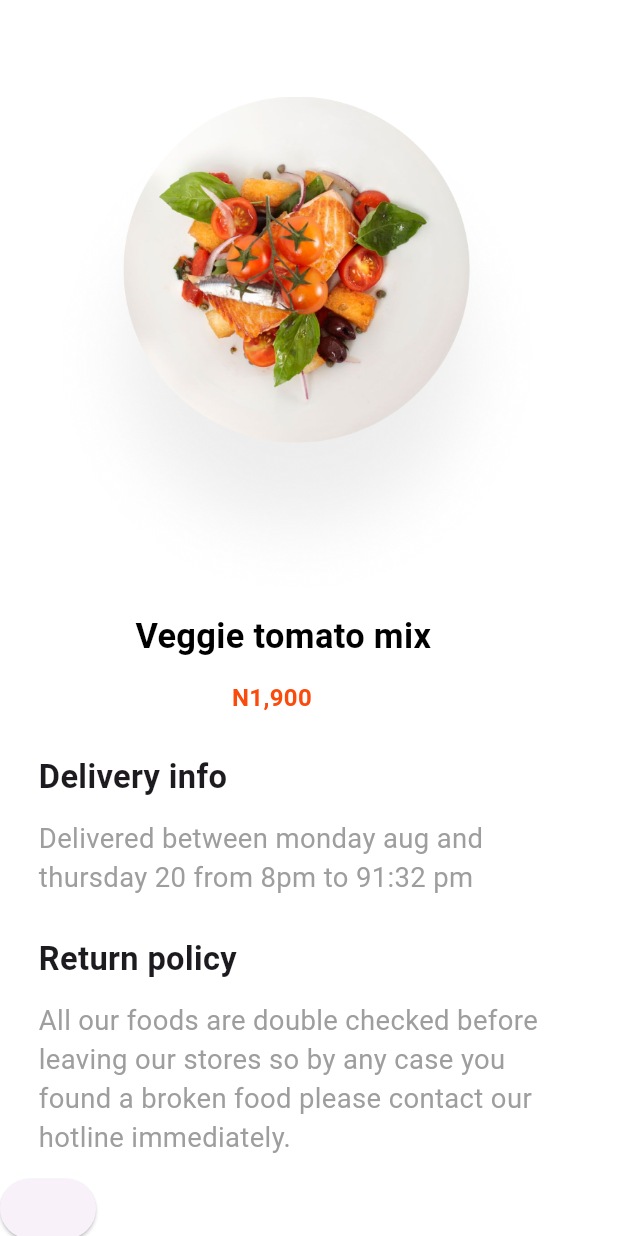
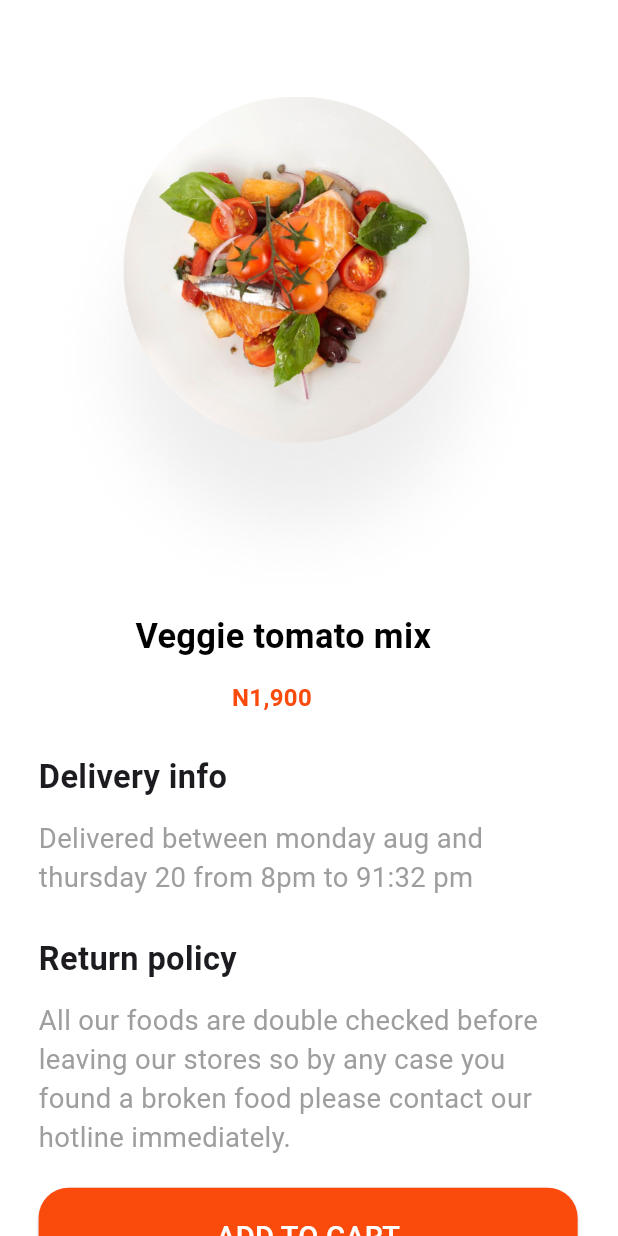
Before and after one commit to anuj-1637/food_delivery_app, a Flutter app: the Food_Items_Screen screen opened directly, on a phone screen of 412 x 824 dp. Run offline on Flutter 3.47's test engine with Material 3 defaults, Android fonts, the phone set to English and light mode, and no system bars; our stand-ins replace flutter_screenutil, flutter_svg, font_awesome_flutter, rive; project files that could hold a hidden picture were left out.

Commit message:
food app

```diff
--- a/lib/bottom_nav_screens/food_items_scrren.dart
+++ b/lib/bottom_nav_screens/food_items_scrren.dart
@@ -72,8 +72,27 @@ class _Food_Items_Screen extends State<Food_Items_Screen> {
               style: TextStyle(color: Colors.grey, fontSize: 16.sp),
             ),
           ),
-          SizedBox(height: 10),
-          ElevatedButton(onPressed: () {}, child: Text('')),
+          SizedBox(height: 20),
+          Padding(
+            padding: EdgeInsets.only(left: 20.h),
+            child: SizedBox(
+              width: 314.w,
+              height: 50.h,
+              child: ElevatedButton(
+                style: ButtonStyle(
+                  backgroundColor: MaterialStateProperty.all(Color(0xffFA4A0C)),
+                  foregroundColor: MaterialStateProperty.all(Colors.white),
+                  shape: MaterialStateProperty.all(
+                    RoundedRectangleBorder(
+                      borderRadius: BorderRadius.circular(20),
+                    ),
+                  ),
+                ),
+                onPressed: () {},
+                child: Text('ADD TO CART', style: TextStyle(fontSize: 17.sp)),
+              ),
+            ),
+          ),
         ],
       ),
     );
```
